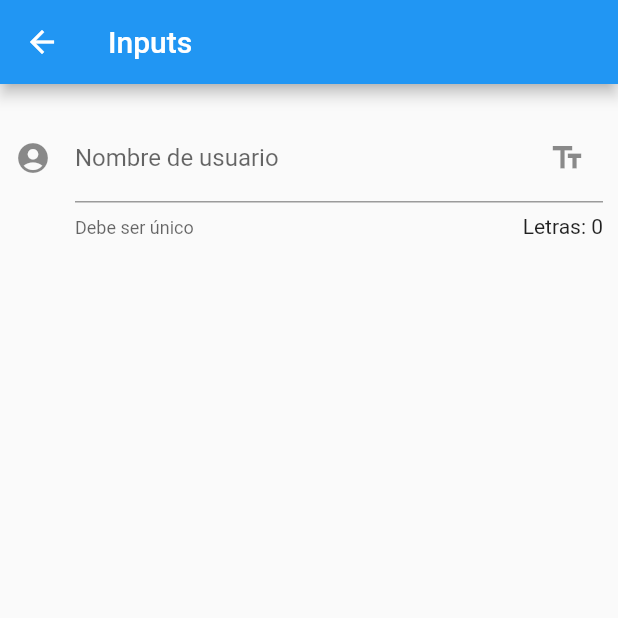
After one commit to AlejoPinto01/Components, a Flutter app: the InputPage screen opened by its route, on a phone screen of 412 x 824 dp, the top half of it. The commit adds this screen. Run offline on Flutter 3.47's test engine with Material 2 defaults, Android fonts, the phone set to English and light mode, and no system bars; network calls fail.

Commit message:
Acabada la parte 2 del ejercicio

```diff
--- a/data/menu_opts.json
+++ b/data/menu_opts.json
@@ -15,6 +15,16 @@
             "ruta" : "card",
             "icona" : "folder_open",
             "texte": "Cards - Targetes"
+        },
+        {
+            "ruta" : "animatedContainer",
+            "icona" : "donut_large",
+            "texte": "Anitmated Container"
+        },
+        {
+            "ruta" : "inputs",
+            "icona" : "inputs",
+            "texte": "Inputs"
         }
     ]
 }
--- /dev/null
+++ b/lib/src/pages/input_page.dart
@@ -0,0 +1,38 @@
+import 'package:flutter/material.dart';
+
+class InputPage extends StatefulWidget {
+  @override
+  _InputPageState createState() => _InputPageState();
+}
+
+class _InputPageState extends State<InputPage> {
+  @override
+  Widget build(BuildContext context) {
+    return Scaffold(
+      appBar: AppBar(
+        title: Text('Inputs'),
+      ),
+      body: ListView(
+        padding: EdgeInsets.symmetric(horizontal: 10, vertical: 20),
+        children: [
+          _createInput(),
+        ],
+      ),
+    );
+  }
+
+  _createInput() {
+    return TextField(
+      //autofocus: true,
+      //keyboardType: TextInputType(),
+      decoration: InputDecoration(
+        labelText: 'Nombre de usuario',
+        counter: Text('Letras: 0'),
+        hintText: 'Inserta texto',
+        helperText: 'Debe ser único',
+        suffixIcon: Icon(Icons.text_fields),
+        icon: Icon(Icons.account_circle),
+      ),
+    );
+  }
+}
--- a/lib/src/routes.dart
+++ b/lib/src/routes.dart
@@ -1,7 +1,9 @@
 import 'package:componentes/src/pages/alert_page.dart';
+import 'package:componentes/src/pages/animated_container.dart';
 import 'package:componentes/src/pages/avatar_page.dart';
 import 'package:componentes/src/pages/card_page.dart';
 import 'package:componentes/src/pages/home_page.dart';
+import 'package:componentes/src/pages/input_page.dart';
 import 'package:flutter/material.dart';
 
 Map<String, WidgetBuilder> getRutes() {
@@ -9,6 +11,8 @@ Map<String, WidgetBuilder> getRutes() {
     '/': (BuildContext context) => HomePage(),
     'alert': (BuildContext context) => AlertPage(),
     'avatar': (BuildContext context) => AvatarPage(),
-    'card': (BuildContext context) => CardPage()
+    'card': (BuildContext context) => CardPage(),
+    'animatedContainer': (BuildContext context) => AnimatedContainerPage(),
+    'inputs': (BuildContext context) => InputPage()
   };
 }
--- a/lib/src/utils/icono_string_util.dart
+++ b/lib/src/utils/icono_string_util.dart
@@ -8,5 +8,7 @@ Icon getIcon(String iconName) {
 final _icons = <String, IconData>{
   'add_alert': Icons.add_alert,
   'accessibility': Icons.accessibility,
-  'folder_open': Icons.folder_open
+  'folder_open': Icons.folder_open,
+  'donut_large': Icons.donut_large,
+  'inputs': Icons.text_fields
 };
```
Also changed, not shown: lib/src/pages/alert_page.dart (+45 -0 lines), lib/src/pages/animated_container.dart (added, +47 -0 lines), lib/src/pages/avatar_page.dart (+26 -0 lines), lib/src/pages/card_page.dart (+19 -9 lines).
